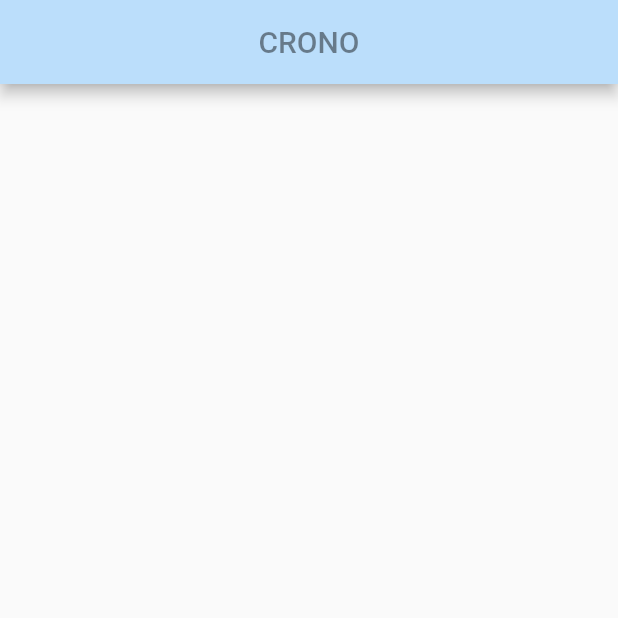
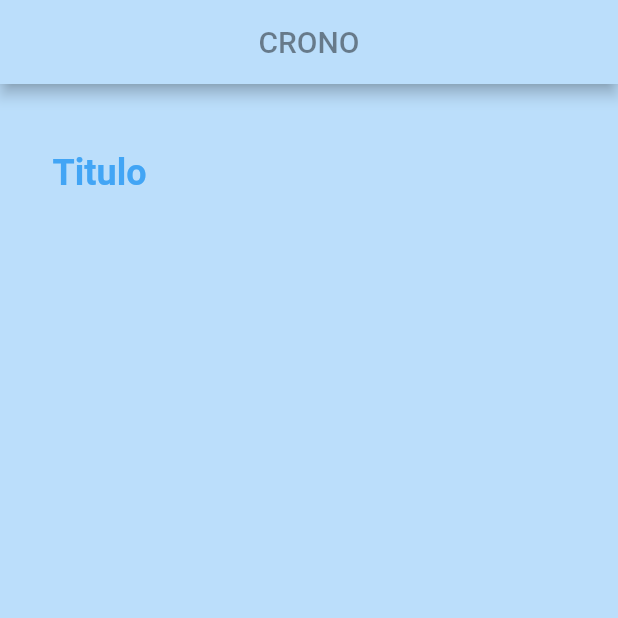
Before and after one commit to lobochimuelo/Crono, a Flutter app: the screen it shows after launch, on a phone screen of 412 x 824 dp, the top half of it. Run offline on Flutter 3.47's test engine with Material 2 defaults, Android fonts, the phone set to English and light mode, and no system bars.

Commit message:
Creando directorio/archivo home

```diff
--- a/lib/main.dart
+++ b/lib/main.dart
@@ -1,7 +1,7 @@
 import 'package:flutter/material.dart';
+import 'package:crono/screens/home/home.dart';
 
 void main(){
-final Color c = const Color.fromARGB(0xFF, 0x42, 0xA5, 0xF5);
   runApp(
     MaterialApp(
       home: Scaffold(
@@ -27,9 +27,10 @@ class CardRoom extends StatelessWidget {
 
 
 
+    return Container(
+      color: Colors.blue[100],
+      child: Home()
+    );
 
-    return Container(
-
-    );
   }
 }
--- /dev/null
+++ b/lib/screens/home/home.dart
@@ -0,0 +1,34 @@
+import 'package:flutter/material.dart';
+
+class Home extends StatelessWidget {
+  @override
+  Widget build(BuildContext context) {
+    final boardTitle = Container(
+        padding: EdgeInsets.all(15.0),
+        child: Align(
+          alignment: Alignment.topLeft,
+          child:  Text(
+            "Titulo",
+            textDirection: TextDirection.ltr,
+            style: TextStyle(
+                color: Colors.blue[400],
+                fontSize: 24.0,
+                fontWeight: FontWeight.w600
+            ),
+          ),
+        )
+    );
+
+
+    return Container(
+      margin: EdgeInsets.only(left: 20.0, right: 20.0, top: 30.0),
+      child: Stack(
+        children: <Widget>[
+          boardTitle,
+
+        ],
+    )
+    );
+  }
+
+}
```
